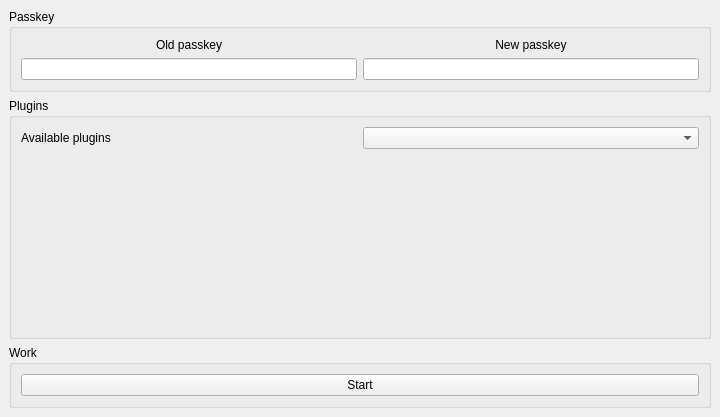
panter-dsd/PasskeyChanger, file src/mainwindow.ui: the form before one commit.
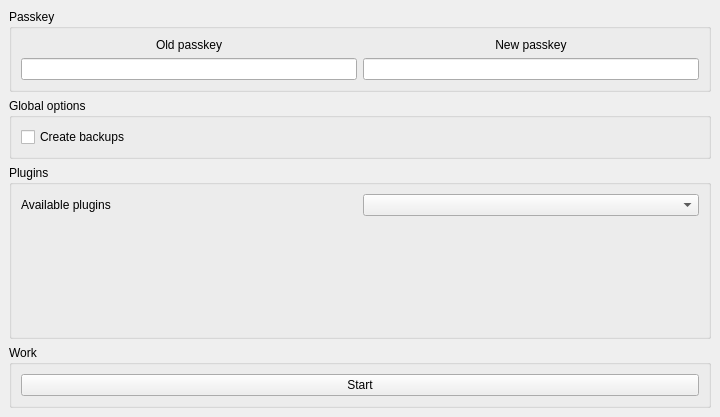
The form after the commit.

Commit message: Create backups option is added.

What changed in the file:
```diff
--- a/src/mainwindow.ui
+++ b/src/mainwindow.ui
@@ -50,6 +50,22 @@
       </layout>
      </widget>
     </item>
+    <item>
+     <widget class="QGroupBox" name="groupBox_4">
+      <property name="title">
+       <string>Global options</string>
+      </property>
+      <layout class="QVBoxLayout" name="verticalLayout_3">
+       <item>
+        <widget class="QCheckBox" name="createBackupsEdit_">
+         <property name="text">
+          <string>Create backups</string>
+         </property>
+        </widget>
+       </item>
+      </layout>
+     </widget>
+    </item>
     <item>
      <widget class="QGroupBox" name="groupBox_2">
       <property name="title">
```
The commit also changes 1 other file.
